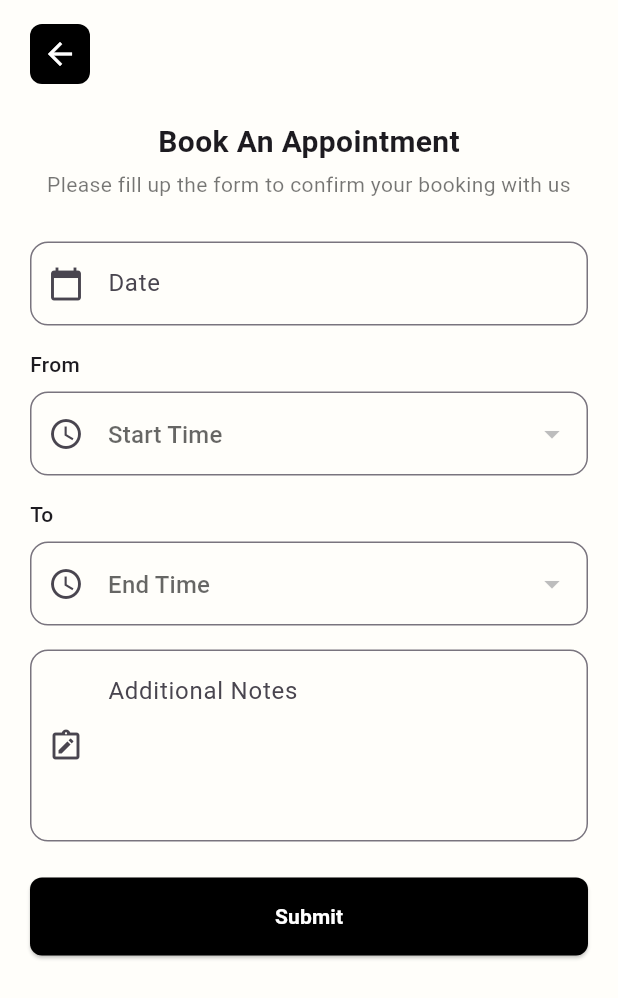
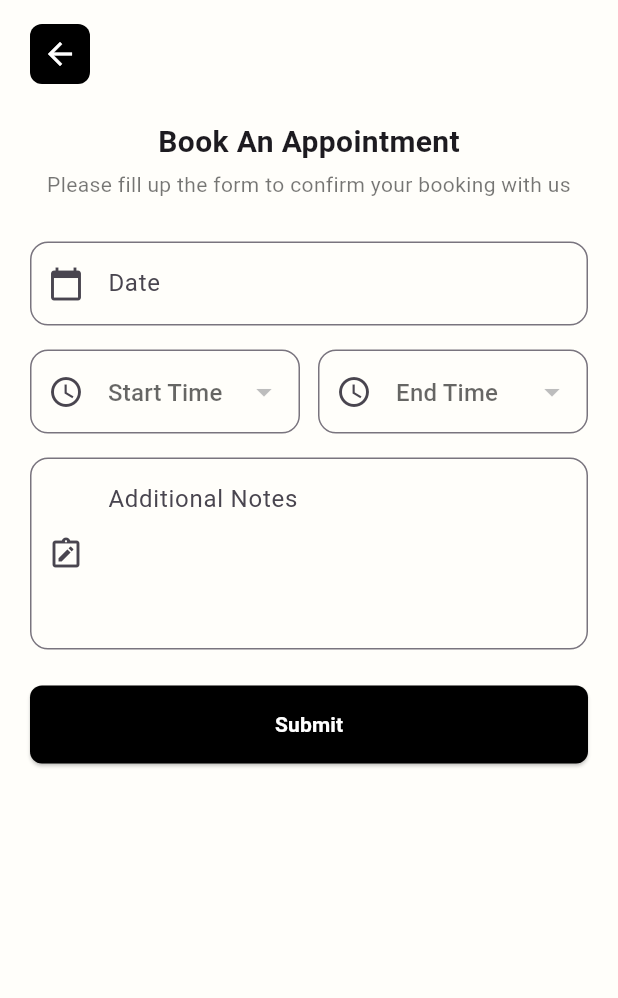
Before and after one commit to AminBihamta/homely, a Flutter app: the BookAppointmentPage screen opened directly with empty values, on a phone screen of 412 x 824 dp. Shown: the top 998 px of the screen. Run offline on Flutter 3.47's test engine with Material 3 defaults, Android fonts, the light colour scheme and no system bars; our stand-ins replace cloud_firestore, firebase_auth, firebase_core; accounts and stored records are empty.

Commit message:
fixed issues where timeslots wouldnt show up on booking screen

```diff
--- a/lib/appointments/book_appointment_screen.dart
+++ b/lib/appointments/book_appointment_screen.dart
@@ -203,13 +203,10 @@ class _BookAppointmentPageState extends State<BookAppointmentPage> {
                   ),
                 ),
                 const SizedBox(height: 16),
-                const Row(
+                Row(
                   children: [
-                    Text("From", style: TextStyle(fontWeight: FontWeight.w500)),
-                  ],
-                ),
-                const SizedBox(height: 8),
-                DropdownButtonFormField<String>(
+                    Expanded(
+                      child: DropdownButtonFormField<String>(
                         value: _selectedStartTime,
                         decoration: InputDecoration(
                           hintText: 'Start Time',
@@ -219,28 +216,40 @@ class _BookAppointmentPageState extends State<BookAppointmentPage> {
                         items: _timeSlots
                             .map((time) => DropdownMenuItem(value: time, child: Text(time)))
                             .toList(),
-                  onChanged: (value) => setState(() => _selectedStartTime = value),
+                        onChanged: (value) {
+                          setState(() {
+                            _selectedStartTime = value;
+                            // Reset end time if it's before the new start time
+                            if (_selectedEndTime != null &&
+                                _timeSlots.indexOf(_selectedEndTime!) <= _timeSlots.indexOf(value!)) {
+                              _selectedEndTime = null;
+                            }
+                          });
+                        },
                         validator: (value) => value == null ? 'Select a start time' : null,
                       ),
-                const SizedBox(height: 16),
-                const Row(
-                  children: [
-                    Text("To", style: TextStyle(fontWeight: FontWeight.w500)),
-                  ],
                     ),
-                const SizedBox(height: 8),
-                DropdownButtonFormField<String>(
+                    const SizedBox(width: 12),
+                    Expanded(
+                      child: DropdownButtonFormField<String>(
                         value: _selectedEndTime,
                         decoration: InputDecoration(
                           hintText: 'End Time',
                           prefixIcon: const Icon(Icons.access_time),
                           border: OutlineInputBorder(borderRadius: BorderRadius.circular(12)),
                         ),
-                  items: _timeSlots
+                        items: _selectedStartTime == null
+                            ? []
+                            : _timeSlots
+                                .where((time) =>
+                                    _timeSlots.indexOf(time) > _timeSlots.indexOf(_selectedStartTime!))
                                 .map((time) => DropdownMenuItem(value: time, child: Text(time)))
                                 .toList(),
                         onChanged: (value) => setState(() => _selectedEndTime = value),
                         validator: (value) => value == null ? 'Select end time' : null,
+                      ),
+                    ),
+                  ],
                 ),
                 const SizedBox(height: 16),
                 TextFormField(
--- a/lib/appointments/edit_appointment_screen.dart
+++ b/lib/appointments/edit_appointment_screen.dart
@@ -1,7 +1,7 @@
 import 'package:flutter/material.dart';
 import 'package:cloud_firestore/cloud_firestore.dart';
 import '../services/appointment_service.dart';
-import '../theme/colors.dart';
+//import '../theme/colors.dart';
 
 class EditAppointmentPage extends StatefulWidget {
   final Map<String, dynamic> appointment;
```
Lines whose indentation alone changed are shown as unchanged.
